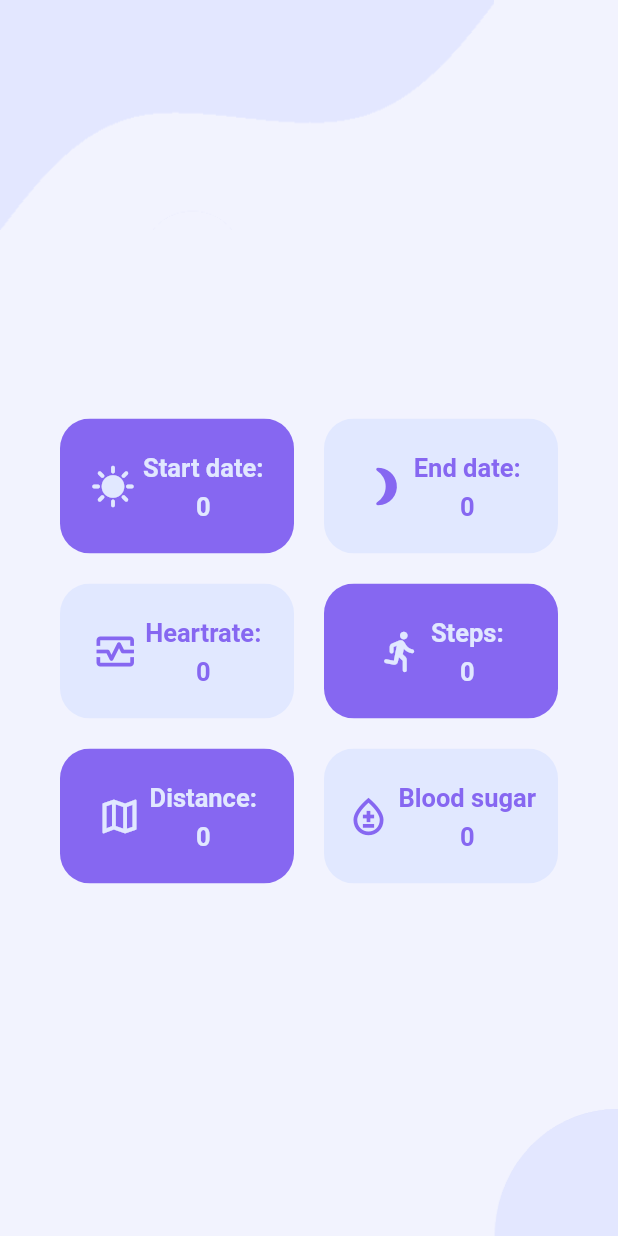
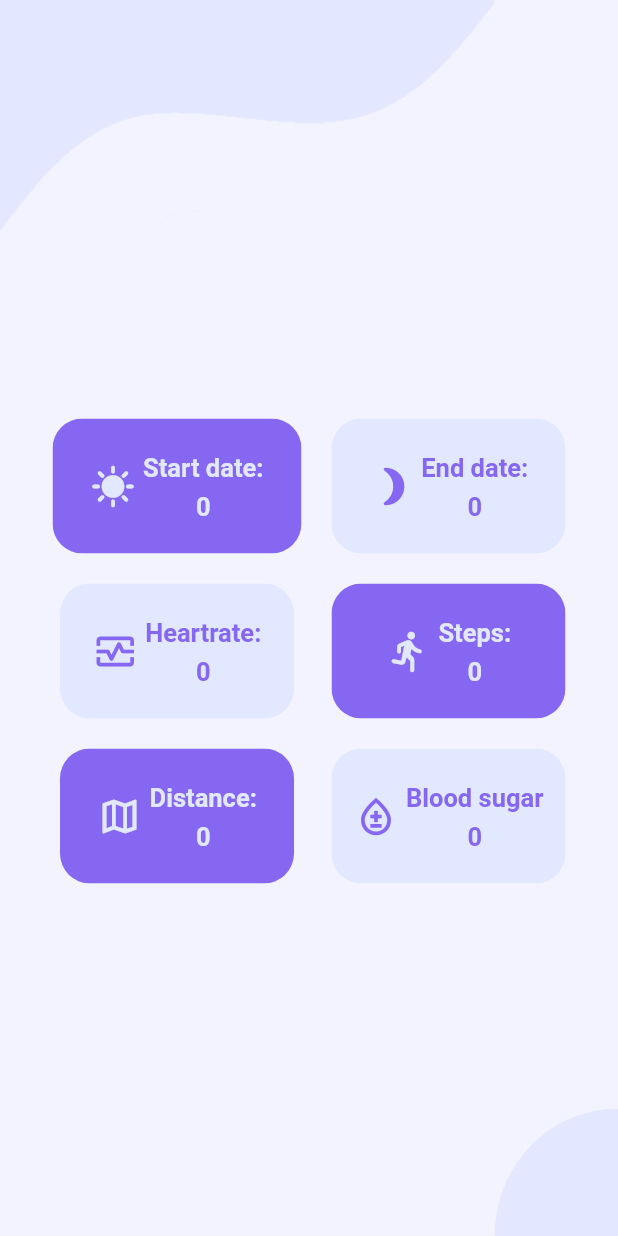
Before and after one commit to PascalM13/tracking_app, a Flutter app: the HistoryCardScreen screen opened directly with empty values, on a phone screen of 412 x 824 dp. Run offline on Flutter 3.47's test engine with Material 2 defaults, Android fonts, the phone set to English and light mode, and no system bars; our stand-ins replace device_info_plus, flutter_secure_storage, flutter_svg, pedometer, percent_indicator, permission_handler and 2 more; accounts and stored records are empty; project files that could hold a hidden picture were left out.

Commit message:
little changes in history and profile ui

```diff
--- a/lib/widgets/UI/history/history_card_info_widget.dart
+++ b/lib/widgets/UI/history/history_card_info_widget.dart
@@ -1,9 +1,7 @@
 import 'package:flutter/material.dart';
 import 'package:tracking_app/models/activity/activity_model.dart';
-import 'package:tracking_app/screens/UI/nav_screen.dart';
 import 'package:tracking_app/theme/colors.dart';
 import 'package:tracking_app/widgets/UI/background/screen_background_widget.dart';
-import 'package:tracking_app/widgets/UI/rounded_button_widget.dart';
 
 class HistoryCardInfoWidget extends StatefulWidget {
   final ActivityModel activityModel;
@@ -42,7 +40,7 @@ class _HistoryCardInfoWidgetState extends State<HistoryCardInfoWidget> {
             height: 15,
           ),
           Container(
-            padding: const EdgeInsets.all(40),
+            padding: const EdgeInsets.all(35), //40
             child: Row(
               children: [
                 Column(
@@ -51,7 +49,7 @@ class _HistoryCardInfoWidgetState extends State<HistoryCardInfoWidget> {
                       borderRadius: BorderRadius.circular(20),
                       child: Container(
                         color: accentColor,
-                        width: (size.width / 2) - 50,
+                        width: (size.width / 2) - 40, //50
                         height: 90,
                         child: Center(
                           child: Row(
--- a/lib/widgets/UI/profile/profile_change_widget.dart
+++ b/lib/widgets/UI/profile/profile_change_widget.dart
@@ -121,6 +121,10 @@ class _ProfileChangeWidgetState extends State<ProfileChangeWidget> {
       UserModel userInfos = await UserService()
           .updateUser({"address": _addressController.text.trim()});
     }
+    /*if (_birthdateController.text.isNotEmpty) {
+      UserModel userInfos = await UserService()
+          .updateUser({"birthday": int.parse(_heightController.text.trim())});
+    }*/
     if (_heightController.text.isNotEmpty) {
       UserModel userInfos = await UserService()
           .updateUser({"height": int.parse(_heightController.text.trim())});
```
Also changed, not shown: lib/widgets/UI/profile/profile_body_widget.dart (+9 -16 lines).
